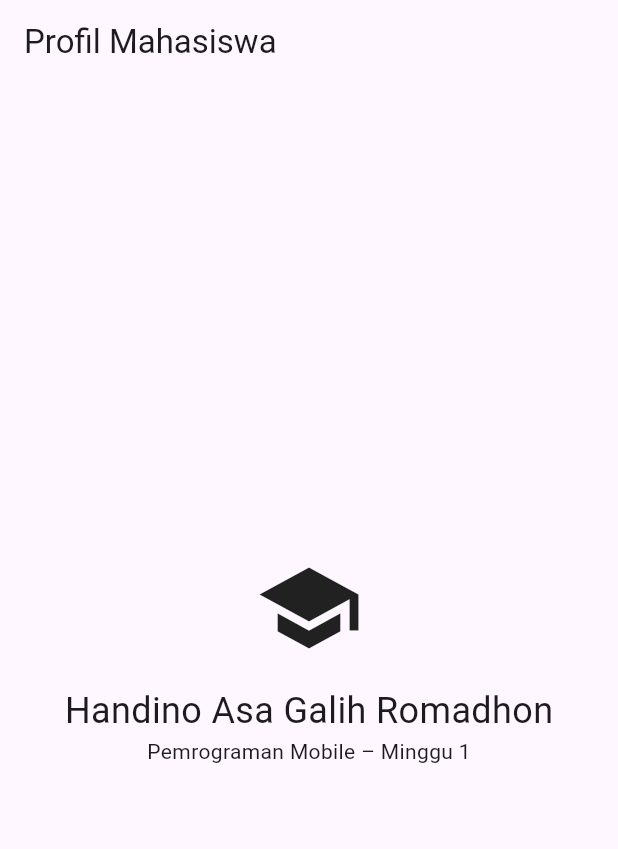
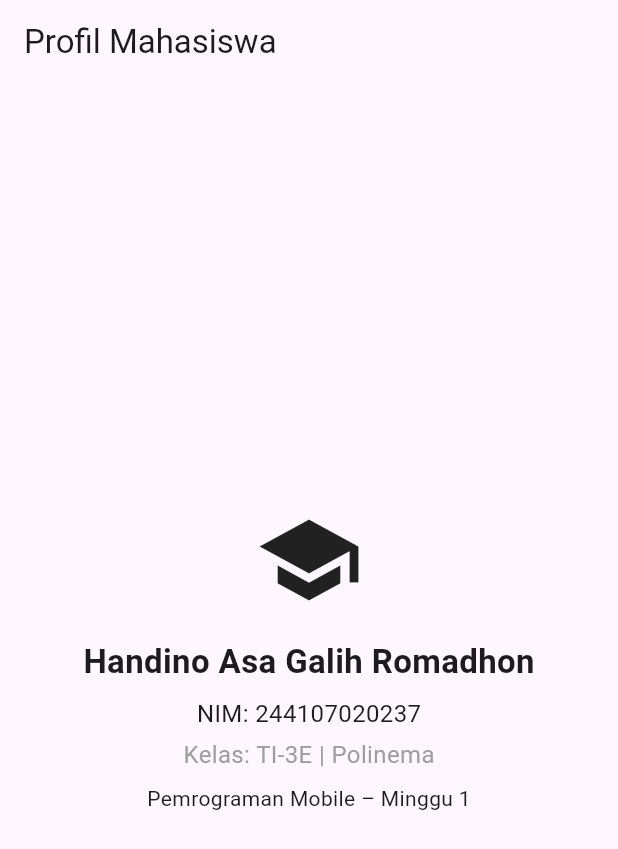
Before and after one commit to Handinoasa/244107020237-mobile-course, a Flutter app: the screen it shows after launch, on a phone screen of 412 x 824 dp. Shown: the top 849 px of the screen. Run offline on Flutter 3.47's test engine with Material 3 defaults, Android fonts, the light colour scheme and no system bars.

Commit message:
mini asssignment

```diff
--- a/01-week-1-mobile-development-ecosystem-flutter-refresh/lib/main.dart
+++ b/01-week-1-mobile-development-ecosystem-flutter-refresh/lib/main.dart
@@ -12,12 +12,20 @@ class MyApp extends StatelessWidget {
       home: Scaffold(
         appBar: AppBar(title: const Text('Profil Mahasiswa')),
         body: const Center(
-          child: Column(mainAxisSize: MainAxisSize.min, children: [
-            Icon(Icons.school, size: 72),
-            SizedBox(height: 16),
-            Text('Handino Asa Galih Romadhon', style: TextStyle(fontSize: 24)),
-            Text('Pemrograman Mobile – Minggu 1'),
-          ]),
+          child: Column(
+            mainAxisSize: MainAxisSize.min,
+            children: [
+              Icon(Icons.school, size: 72),
+              SizedBox(height: 16),
+              Text('Handino Asa Galih Romadhon', style: TextStyle(fontSize: 22, fontWeight: FontWeight.bold)),
+              SizedBox(height: 8),
+              Text('NIM: 244107020237', style: TextStyle(fontSize: 16)),
+              SizedBox(height: 4),
+              Text('Kelas: TI-3E | Polinema', style: TextStyle(fontSize: 16, color: Colors.grey)),
+              SizedBox(height: 8),
+              Text('Pemrograman Mobile – Minggu 1'),
+            ],
+          ),
         ),
       ),
     );
```
